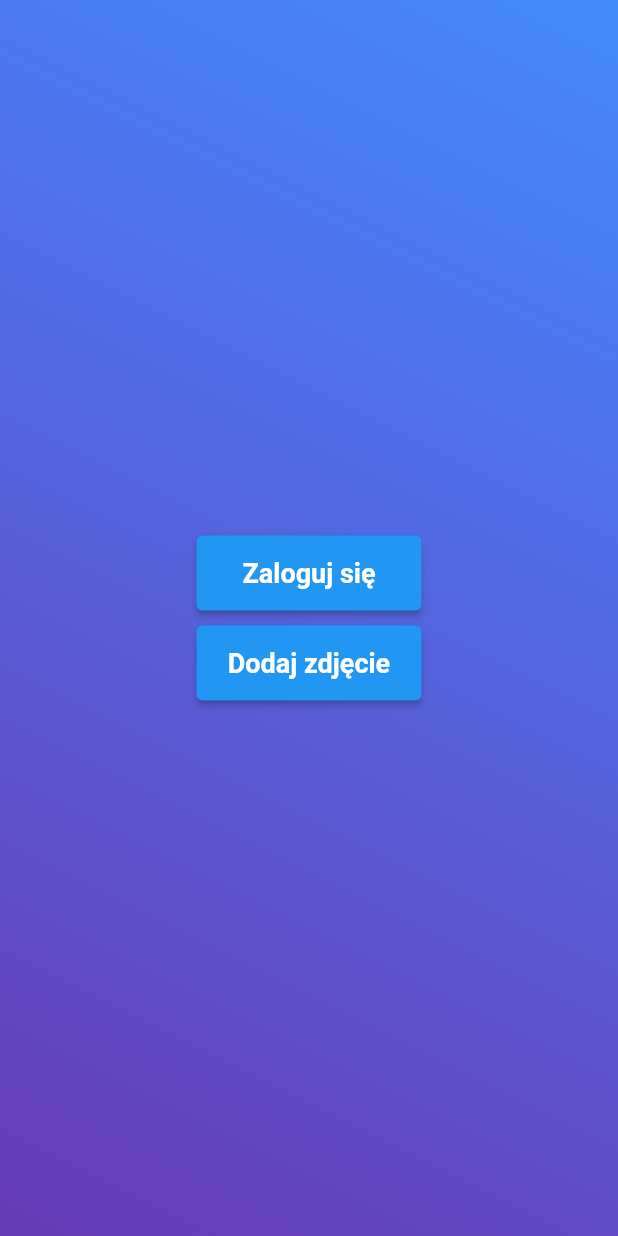
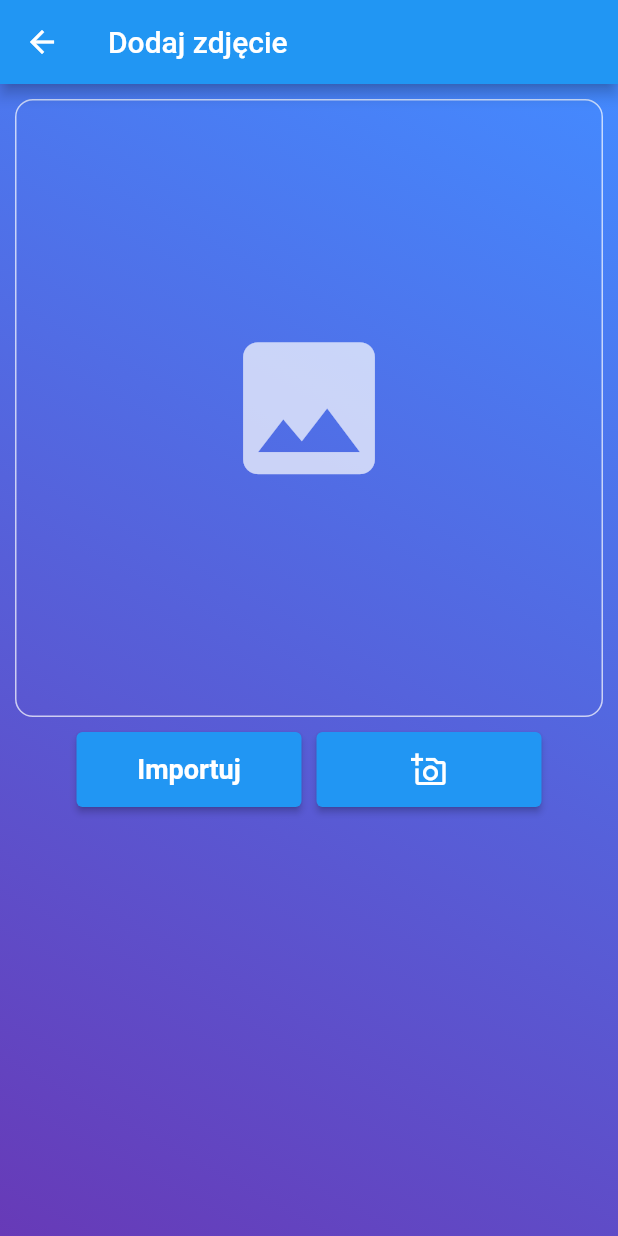
Before and after one commit to Mikey3D99/flutter_ui_demo, a Flutter app: the screen it shows after launch, after a tap on "Dodaj zdjęcie", on a phone screen of 412 x 824 dp. Run offline on Flutter 3.47's test engine with Material 2 defaults, Android fonts, the phone set to English and light mode, and no system bars; our stand-ins replace image_picker; missing offline and left inert: dart:ffi.

Commit message:
add add_photo widget and import photo functionality

```diff
--- a/lib/constants/constants.dart
+++ b/lib/constants/constants.dart
@@ -1,6 +1,10 @@
+import 'dart:ffi';
+
 const String loginButtonText = 'Zaloguj się';
 const String addPhotoButtonText = 'Dodaj zdjęcie';
 const String inputEmailText = 'Wprowadź e-mail';
 const String inputPasswordText = 'Wprowadź hasło';
 const String forgotPasswordText = 'Zapomniałeś hasła?';
 const String newUserButtonText = 'Nowy użytkownik? Załóź konto!';
+const String importButtonText = 'Importuj';
+const double cornerRadius = 12.0;
--- /dev/null
+++ b/lib/widgets/add_photo/add_photo_widget.dart
@@ -0,0 +1,122 @@
+import 'package:flutter/material.dart';
+import 'package:flutter_ui_demo/widgets/background/background_widget.dart';
+import 'package:flutter_ui_demo/constants/constants.dart';
+import 'dart:io';
+import 'package:image_picker/image_picker.dart';
+
+class AddPhotoWidget extends StatefulWidget {
+  const AddPhotoWidget({Key? key}) : super(key: key);
+
+  @override
+  AddPhotoWidgetState createState() => AddPhotoWidgetState();
+}
+
+class AddPhotoWidgetState extends State<AddPhotoWidget> {
+  File? _image;
+
+  Future getImage() async {
+    final pickedFile = await ImagePicker().pickImage(source: ImageSource.gallery);
+
+    setState(() {
+      if (pickedFile != null) {
+        _image = File(pickedFile.path);
+      } else {
+        print('No image selected.');
+      }
+    });
+  }
+
+  void handleImportButton(BuildContext context) {
+
+  }
+
+
+  @override
+  Widget build(BuildContext context) {
+    final screenHeight = MediaQuery.of(context).size.height;
+
+    return Scaffold(
+        appBar: AppBar(
+          title: const Text(addPhotoButtonText),
+        ),
+        body: BackgroundContainer(
+            child: Column(
+                children: [
+                  _image == null ? Container(
+                    margin: const EdgeInsets.all(10.0),
+                    width: screenHeight / 2,
+                    height: screenHeight / 2,
+                    decoration: BoxDecoration(
+                        border: Border.all(
+                          width: 1,
+                          color: Colors.white70,
+                        ),
+                        borderRadius: BorderRadius.circular(cornerRadius),
+                    ),
+                    child: LayoutBuilder(
+                      builder: (BuildContext context, BoxConstraints constraints) {
+                        return SizedBox(
+                          width: constraints.maxWidth,
+                          height: constraints.maxHeight,
+                          child: Icon(
+                            Icons.image,
+                            color: Colors.white70,
+                            size: constraints.maxWidth * 0.3,
+                          ),
+                        );
+                      },
+                    ),
+                  ) : Container(
+                    margin: const EdgeInsets.all(10.0),
+                    width: screenHeight / 2,
+                    height: screenHeight / 2,
+                    decoration: BoxDecoration(
+                      border: Border.all(
+                        width: 1,
+                        color: Colors.white70,
+                      ),
+                      borderRadius: BorderRadius.circular(cornerRadius),
+                    ),
+                    child: ClipRRect(
+                      borderRadius: BorderRadius.circular(cornerRadius),
+                      child: Image.file(
+                        _image!,
+                        fit: BoxFit.cover,
+                      ),
+                    ),
+                  ),
+                  Center(
+                  child: Row(
+                    mainAxisAlignment: MainAxisAlignment.center,
+                    children: <SizedBox>[
+                      SizedBox(
+                        width: 150,
+                        height: 50,
+                        child: ElevatedButton(
+                          onPressed: () => getImage(),
+                          child: const Text(
+                            importButtonText,
+                            style: TextStyle(
+                              fontSize: 18,
+                              fontWeight: FontWeight.bold,
+                            ),
+                          ),
+                        ),
+                      ),
+                      const SizedBox(width: 10),
+                      SizedBox(
+                        width: 150,
+                        height: 50,
+                        child: ElevatedButton(
+                          onPressed: () => handleImportButton(context),
+                          child: const Icon(Icons.add_a_photo_outlined),
+                        ),
+                      ),
+                    ],
+                  ),
+                )
+            ]),
+            ));
+  }
+// stateful logic and variables here
+}
--- a/lib/widgets/home_page/home_page.dart
+++ b/lib/widgets/home_page/home_page.dart
@@ -2,6 +2,7 @@ import 'package:flutter/material.dart';
 import 'package:flutter_ui_demo/constants/constants.dart';
 import 'package:flutter_ui_demo/widgets/login/login.dart';
 import 'package:flutter_ui_demo/widgets/background/background_widget.dart';
+import 'package:flutter_ui_demo/widgets/add_photo/add_photo_widget.dart';
 
 class HomePage extends StatelessWidget {
   const HomePage({Key? key}) : super(key: key);
@@ -13,7 +14,11 @@ class HomePage extends StatelessWidget {
             builder: (context) => const LoginWidget()));
   }
 
-  void _handleAddPhoto() {}
+  void _handleAddPhoto(BuildContext context) {Navigator.push(
+      context,
+      MaterialPageRoute(
+          builder: (context) => const AddPhotoWidget()));
+  }
 
   @override
   Widget build(BuildContext context) {
@@ -44,7 +49,7 @@ class HomePage extends StatelessWidget {
                   width: 150,
                   height: 50,
                   child: ElevatedButton(
-                    onPressed: _handleAddPhoto,
+                    onPressed: () => _handleAddPhoto(context),
                     child: const Text(
                       addPhotoButtonText,
                       style: TextStyle(
--- a/pubspec.yaml
+++ b/pubspec.yaml
@@ -40,6 +40,7 @@ dependencies:
 dev_dependencies:
   flutter_test:
     sdk: flutter
+  image_picker: ^0.8.6+4
 
   # The "flutter_lints" package below contains a set of recommended lints to
   # encourage good coding practices. The lint set provided by the package is
```
Also changed, not shown: lib/widgets/add_photo/border_widget.dart (added), pubspec.lock, 1 other file.
